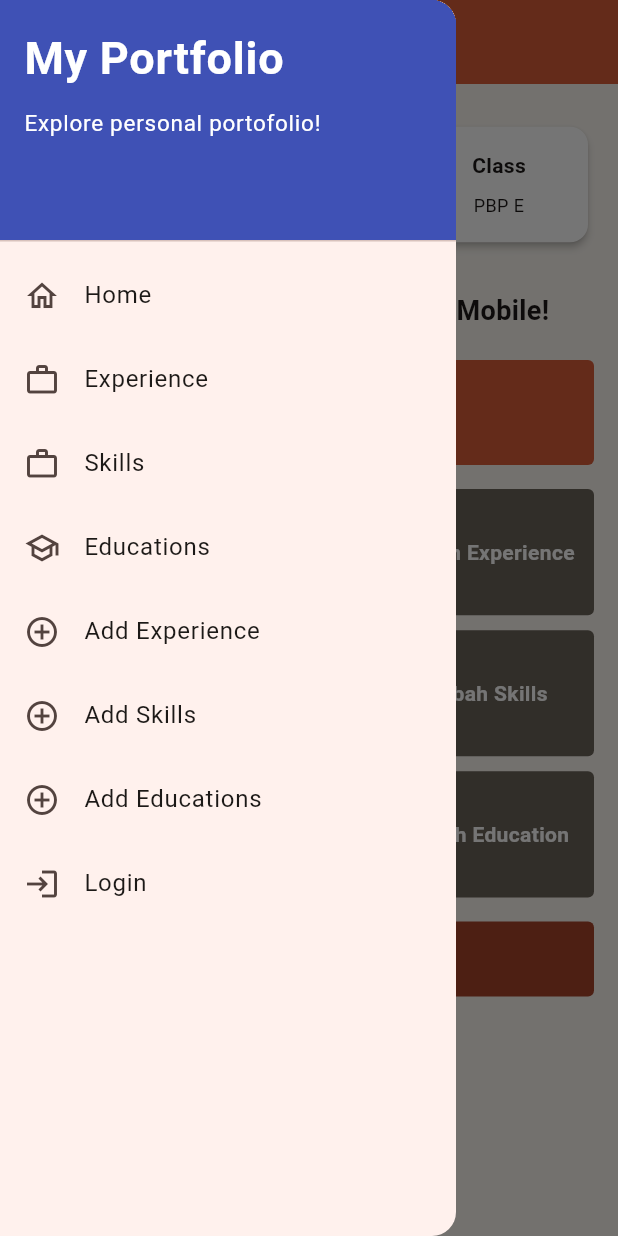
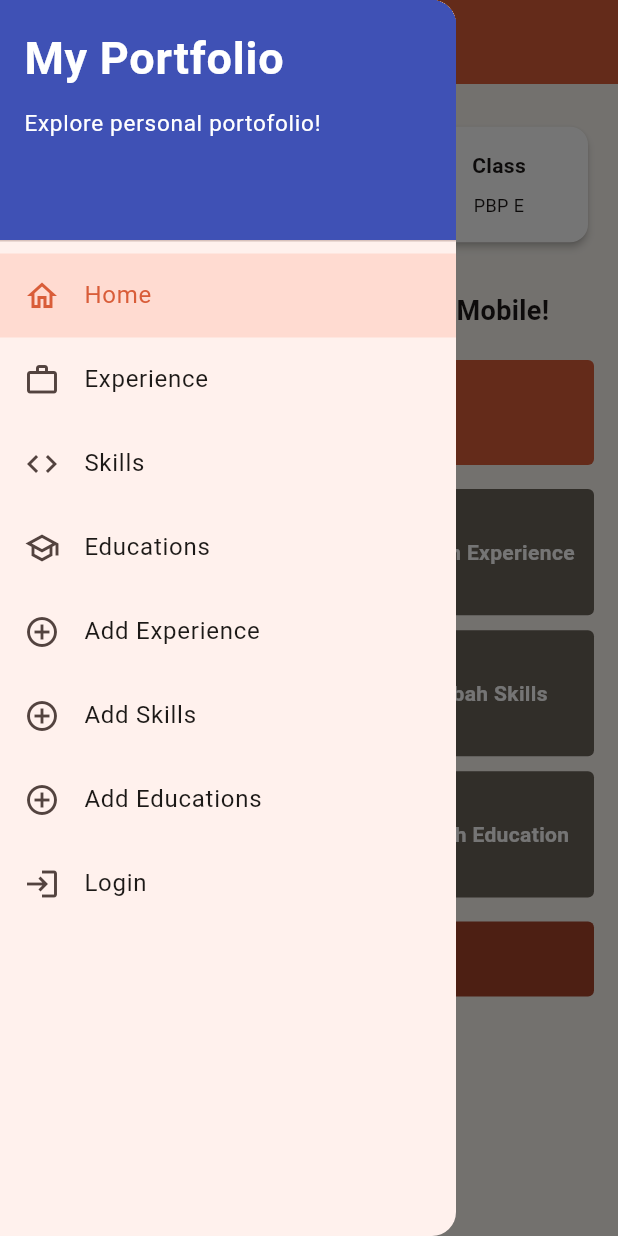
Before and after one commit to SuruuriIsyaAlfaruq2/myportofolio_mobile, a Flutter app: the screen it shows after launch, with the side drawer open, on a phone screen of 412 x 824 dp. Run offline on Flutter 3.47's test engine with Material 3 defaults, Android fonts, the phone set to English and light mode, and no system bars; our stand-ins replace material_ui; generated files the repository leaves out were written again.

Commit message:
fix: Memperbaiki api call untuk tombol save pada form educations, Memperbaiki logo skills pada left_drawer, Menambahkan supaya ketika sedang berada pada suatu halaman, pada left drawer terdapat penanda dengan warnabackground yang berbeda pada listTile tersebut

```diff
--- a/lib/screens/educations_list_screen.dart
+++ b/lib/screens/educations_list_screen.dart
@@ -40,7 +40,7 @@ class _EducationsListScreenState extends State<EducationsListScreen> {
         backgroundColor: Theme.of(context).colorScheme.primary,
         foregroundColor: Colors.white,
       ),
-      drawer: const LeftDrawer(),
+      drawer: const LeftDrawer(currentPage: LeftDrawerPage.educations),
       body: FutureBuilder<List<Educations>>(
         future: _educationsFuture,
         builder: (context, snapshot) {
--- a/lib/screens/experience_list_screen.dart
+++ b/lib/screens/experience_list_screen.dart
@@ -71,7 +71,7 @@ class _ExperienceListScreenState extends State<ExperienceListScreen> {
         backgroundColor: Theme.of(context).colorScheme.primary,
         foregroundColor: Colors.white,
       ),
-      drawer: const LeftDrawer(),
+      drawer: const LeftDrawer(currentPage: LeftDrawerPage.experience),
       body: FutureBuilder<List<Experience>>(
         future: _experienceFuture,
         builder: (context, snapshot) {
--- a/lib/screens/menu.dart
+++ b/lib/screens/menu.dart
@@ -40,7 +40,7 @@ class MyHomePage extends StatelessWidget {
         ),
         backgroundColor: Theme.of(context).colorScheme.primary,
       ),
-      drawer: const LeftDrawer(),
+      drawer: const LeftDrawer(currentPage: LeftDrawerPage.home),
       // 2. DIUBAH: Membungkus seluruh Body dengan SingleChildScrollView agar bisa di-scroll
       body: SingleChildScrollView(
         child: Padding(
--- a/lib/screens/skills_list_screen.dart
+++ b/lib/screens/skills_list_screen.dart
@@ -48,7 +48,7 @@ class _SkillsListScreenState extends State<SkillsListScreen> {
         backgroundColor: Theme.of(context).colorScheme.primary,
         foregroundColor: Colors.white,
       ),
-      drawer: const LeftDrawer(),
+      drawer: const LeftDrawer(currentPage: LeftDrawerPage.skills),
       body: FutureBuilder<List<Skills>>(
         future: _skillsFuture,
         builder: (context, snapshot) {
--- a/lib/widgets/left_drawer.dart
+++ b/lib/widgets/left_drawer.dart
@@ -13,12 +13,17 @@ import 'package:provider/provider.dart';
 
 // TODO: Impor halaman ProjectFormPage jika sudah dibuat
 
+enum LeftDrawerPage { home, experience, skills, educations }
+
 class LeftDrawer extends StatelessWidget {
-  const LeftDrawer({super.key});
+  const LeftDrawer({required this.currentPage, super.key});
+
+  final LeftDrawerPage currentPage;
 
   @override
   Widget build(BuildContext context) {
     final isLoggedIn = context.watch<AuthState>().isLoggedIn;
+    final selectedTileColor = Theme.of(context).colorScheme.primaryContainer;
 
     return Drawer(
       child: ListView(
@@ -46,6 +51,8 @@ class LeftDrawer extends StatelessWidget {
           ),
           // TODO: Bagian routing
           ListTile(
+            selected: currentPage == LeftDrawerPage.home,
+            selectedTileColor: selectedTileColor,
             leading: const Icon(Icons.home_outlined),
             title: const Text('Home'),
             // Navigasi ke halaman utama portofolio
@@ -57,6 +64,8 @@ class LeftDrawer extends StatelessWidget {
             },
           ),
           ListTile(
+            selected: currentPage == LeftDrawerPage.experience,
+            selectedTileColor: selectedTileColor,
             leading: const Icon(Icons.work_outline),
             title: const Text('Experience'),
             onTap: () {
@@ -69,7 +78,9 @@ class LeftDrawer extends StatelessWidget {
             },
           ),
           ListTile(
-            leading: const Icon(Icons.work_outline),
+            selected: currentPage == LeftDrawerPage.skills,
+            selectedTileColor: selectedTileColor,
+            leading: const Icon(Icons.code),
             title: const Text('Skills'),
             onTap: () {
               Navigator.push(
@@ -81,6 +92,8 @@ class LeftDrawer extends StatelessWidget {
             },
           ),
           ListTile(
+            selected: currentPage == LeftDrawerPage.educations,
+            selectedTileColor: selectedTileColor,
             leading: const Icon(Icons.school_outlined),
             title: const Text('Educations'),
             onTap: () {
```
Also changed, not shown: lib/screens/form/educations_form.dart (+93 -47 lines).
